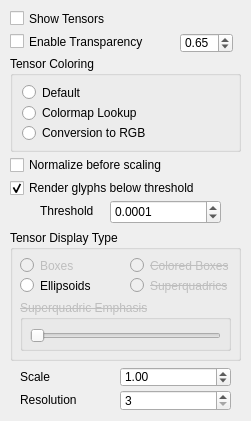
The window that src/Interface/Modules/Visualization/ShowFieldGlyphsTensorTab.ui (SCIInstitute/SCIRun) describes before a commit, drawn with Qt 5.
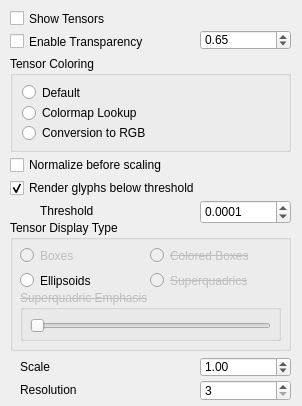
The same window after the commit.

Diff of the .ui file:
```diff
--- a/src/Interface/Modules/Visualization/ShowFieldGlyphsTensorTab.ui
+++ b/src/Interface/Modules/Visualization/ShowFieldGlyphsTensorTab.ui
@@ -6,8 +6,8 @@
    <rect>
     <x>0</x>
     <y>0</y>
-    <width>251</width>
-    <height>421</height>
+    <width>302</width>
+    <height>406</height>
    </rect>
   </property>
   <property name="sizePolicy">
@@ -60,8 +60,8 @@
    <property name="geometry">
     <rect>
      <x>10</x>
-     <y>230</y>
-     <width>231</width>
+     <y>220</y>
+     <width>281</width>
      <height>131</height>
     </rect>
    </property>
@@ -76,7 +76,7 @@
      <rect>
       <x>10</x>
       <y>25</y>
-      <width>101</width>
+      <width>121</width>
       <height>21</height>
      </rect>
     </property>
@@ -95,10 +95,10 @@
     </property>
     <property name="geometry">
      <rect>
-      <x>120</x>
-      <y>25</y>
-      <width>101</width>
-      <height>21</height>
+      <x>140</x>
+      <y>20</y>
+      <width>131</width>
+      <height>31</height>
      </rect>
     </property>
     <property name="font">
@@ -114,8 +114,8 @@
     <property name="geometry">
      <rect>
       <x>10</x>
-      <y>45</y>
-      <width>101</width>
+      <y>50</y>
+      <width>121</width>
       <height>21</height>
      </rect>
     </property>
@@ -129,9 +129,9 @@
     </property>
     <property name="geometry">
      <rect>
-      <x>120</x>
-      <y>45</y>
-      <width>101</width>
+      <x>140</x>
+      <y>50</y>
+      <width>131</width>
       <height>21</height>
      </rect>
     </property>
@@ -152,7 +152,7 @@
      <rect>
       <x>10</x>
       <y>70</y>
-      <width>211</width>
+      <width>261</width>
       <height>51</height>
      </rect>
     </property>
@@ -169,7 +169,7 @@
       <rect>
        <x>10</x>
        <y>26</y>
-       <width>191</width>
+       <width>241</width>
        <height>19</height>
       </rect>
      </property>
@@ -184,7 +184,7 @@
     <rect>
      <x>10</x>
      <y>33</y>
-     <width>161</width>
+     <width>181</width>
      <height>17</height>
     </rect>
    </property>
@@ -228,9 +228,9 @@
   <widget class="QSpinBox" name="tensorsResolutionSpinBox_">
    <property name="geometry">
     <rect>
-     <x>120</x>
-     <y>390</y>
-     <width>111</width>
+     <x>200</x>
+     <y>380</y>
+     <width>91</width>
      <height>21</height>
     </rect>
    </property>
@@ -279,7 +279,7 @@
     <rect>
      <x>10</x>
      <y>56</y>
-     <width>231</width>
+     <width>281</width>
      <height>96</height>
     </rect>
    </property>
@@ -341,9 +341,9 @@
    </property>
    <property name="geometry">
     <rect>
-     <x>120</x>
-     <y>367</y>
-     <width>111</width>
+     <x>200</x>
+     <y>357</y>
+     <width>91</width>
      <height>20</height>
     </rect>
    </property>
@@ -361,7 +361,7 @@
    <property name="geometry">
     <rect>
      <x>20</x>
-     <y>367</y>
+     <y>357</y>
      <width>91</width>
      <height>20</height>
     </rect>
@@ -374,7 +374,7 @@
    <property name="geometry">
     <rect>
      <x>20</x>
-     <y>390</y>
+     <y>380</y>
      <width>91</width>
      <height>20</height>
     </rect>
@@ -386,9 +386,9 @@
   <widget class="QDoubleSpinBox" name="tensorsTransparencyDoubleSpinBox_">
    <property name="geometry">
     <rect>
-     <x>180</x>
-     <y>33</y>
-     <width>53</width>
+     <x>200</x>
+     <y>30</y>
+     <width>91</width>
      <height>20</height>
     </rect>
    </property>
@@ -405,9 +405,9 @@
   <widget class="QDoubleSpinBox" name="thresholdDoubleSpinBox_">
    <property name="geometry">
     <rect>
-     <x>110</x>
+     <x>200</x>
      <y>200</y>
-     <width>111</width>
+     <width>91</width>
      <height>24</height>
     </rect>
    </property>
```
